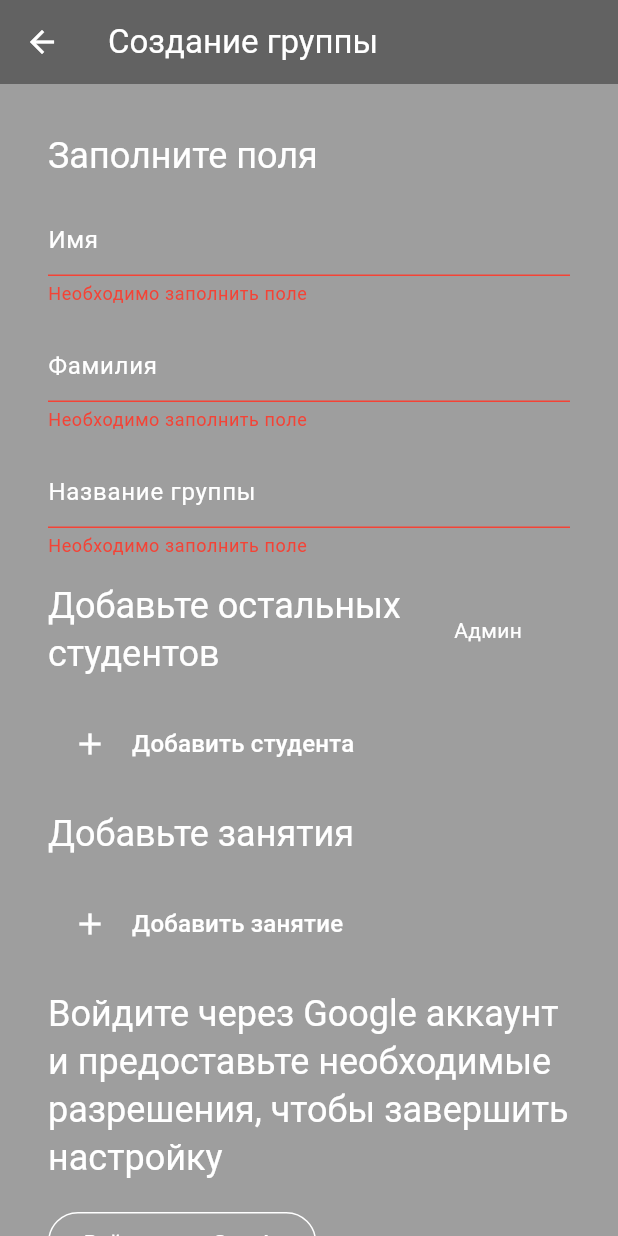
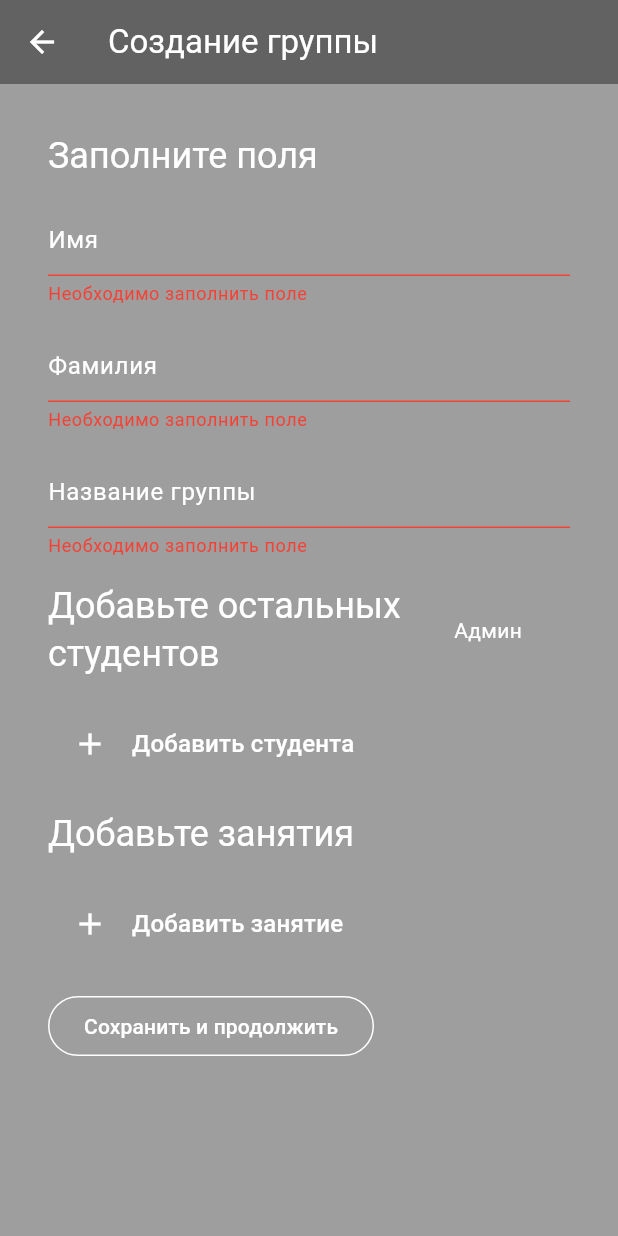
Before and after one commit to Glootea/test-actions, a Flutter app: the CreateGroupScreen screen opened by its route, on a phone screen of 412 x 824 dp. Run offline on Flutter 3.47's test engine with Material 3 defaults, Android fonts, the phone set to English and light mode, and no system bars; our stand-ins replace bloc, bloc_concurrency, connectivity_plus, drift, firebase_core, firebase_storage and 6 more; missing offline and left inert: encrypt, extension_google_sign_in_as_googleapis_auth, googleapis, gsheets, mobile_scanner; accounts and stored records are empty; generated files the repository leaves out were written again.

Commit message:
add: create drive sheet and write on createGroup button pressed fix: delete button in dated lesson todo: fill correct data in all fields, efficient fill of array

```diff
--- a/lib/data/database/tables.dart
+++ b/lib/data/database/tables.dart
@@ -38,4 +38,6 @@ class DatedLessons extends Table {
 class UserInfo extends Table {
   TextColumn get key => text()();
   TextColumn get value => text()();
+  @override
+  Set<Column> get primaryKey => {key};
 }
--- a/lib/data/user_database.dart
+++ b/lib/data/user_database.dart
@@ -4,10 +4,11 @@ class UserDataBase {
   final LocalDatabase _storage;
   String? _userName;
   String get getUserName => _userName!;
+  bool? _isAdmin;
+  bool get isAdmin => _isAdmin ?? false;
 
   UserDataBase._(this._storage);
-  static Future<UserDataBase> getConfiguredUserDataBase(
-      LocalDatabase storage) async {
+  static Future<UserDataBase> getConfiguredUserDataBase(LocalDatabase storage) async {
     final db = UserDataBase._(storage);
     final userName = await storage.getUserName();
     if (userName != null) {
@@ -18,6 +19,7 @@ class UserDataBase {
 
   void fillUser(String userName) {
     _storage.setUserName(userName);
+    _storage.isAdmin(userName).then((value) => _isAdmin = value);
   }
 
   bool get userExist => _userName?.isNotEmpty ?? false;
--- a/lib/entities/lesson.dart
+++ b/lib/entities/lesson.dart
@@ -15,12 +15,12 @@ final class LessonEntity {
 /// Used in settings menu
 final class LessonSettingEntity {
   final String name;
-  final LessonEntity? weeklyLesson;
-  final List<WeeklyLessonSettingEntity>? datedLessons;
+  final List<WeeklyLessonSettingEntity> weeklyLesson;
+  final List<DatedLessonSettingEntity> datedLessons;
   final bool useWeekly;
-  LessonSettingEntity(this.name, {this.weeklyLesson, this.datedLessons, this.useWeekly = true});
+  LessonSettingEntity(this.name, {this.weeklyLesson = const [], this.datedLessons = const [], this.useWeekly = true});
 
-  LessonSettingEntity copyWith({String? name, LessonEntity? weeklyLesson, List<WeeklyLessonSettingEntity>? datedLessons, bool? useWeekly}) {
+  LessonSettingEntity copyWith({String? name, List<WeeklyLessonSettingEntity>? weeklyLesson, List<DatedLessonSettingEntity>? datedLessons, bool? useWeekly}) {
     return LessonSettingEntity(name ?? this.name,
         weeklyLesson: weeklyLesson ?? this.weeklyLesson, datedLessons: datedLessons ?? this.datedLessons, useWeekly: useWeekly ?? this.useWeekly);
   }
@@ -42,14 +42,14 @@ abstract class TimeChooser extends StatefulWidget {
 }
 
 final class WeeklyLessonSettingEntity extends LessonTime {
-  final List<int> weekday;
-  WeeklyLessonSettingEntity(super.startTime, super.endTime, this.weekday);
+  final List<int> weekdays;
+  WeeklyLessonSettingEntity(super.startTime, super.endTime, this.weekdays);
   @override
-  WeeklyLessonSettingEntity copyWith({TimeOfDay? startTime, TimeOfDay? endTime, List<int>? weekday}) {
+  WeeklyLessonSettingEntity copyWith({TimeOfDay? startTime, TimeOfDay? endTime, List<int>? weekdays}) {
     return WeeklyLessonSettingEntity(
       startTime ?? super.startTime,
       endTime ?? super.endTime,
-      weekday ?? this.weekday,
+      weekdays ?? this.weekdays,
     );
   }
 }
--- a/lib/logic/events.dart
+++ b/lib/logic/events.dart
@@ -1,4 +1,5 @@
 import 'package:queue/data/database/local_database.dart';
+import 'package:queue/entities/lesson.dart';
 import 'package:queue/logic/states.dart';
 
 sealed class QueueEvent {}
@@ -20,8 +21,6 @@ class NoUserEvent extends QueueEvent {
   String? errorMessage;
   NoUserEvent([this.errorMessage]);
 }
-
-class CreateGroupEvent extends QueueEvent {}
 
 // --- main screen ---
 
@@ -64,12 +63,11 @@ class RegisterUserEvent extends QueueEvent {
 class CreateGroupIntentionEvent extends QueueEvent {}
 
 class RegisterGroupEvent extends QueueEvent {
-  final String? firstName;
-  final String? lastName;
-  final String? groupName;
-  final List<Lesson>? lessons;
-  final List<Student>? students;
+  final String firstName;
+  final String lastName;
+  final String groupName;
+  final List<LessonSettingEntity> lessons;
+  final List<Student> students;
 
-  RegisterGroupEvent(this.firstName, this.lastName, this.groupName,
-      this.lessons, this.students);
+  RegisterGroupEvent(this.firstName, this.lastName, this.groupName, this.lessons, this.students);
 }
--- a/lib/logic/states.dart
+++ b/lib/logic/states.dart
@@ -6,7 +6,7 @@ sealed class QueueState {}
 class UserUnAuthenticatedState extends QueueState {
   String? errorMessage;
   bool createGroupState;
-  UserUnAuthenticatedState(this.errorMessage, {this.createGroupState = false});
+  UserUnAuthenticatedState({this.errorMessage, this.createGroupState = false});
 }
 
 class LoadingState extends QueueState {}
@@ -18,8 +18,7 @@ class MainState extends QueueState {
   @override
   bool operator ==(Object other) {
     if (other is! MainState) return false;
-    final r = isAdmin == other.isAdmin &&
-        listEquals(todayLessons, other.todayLessons);
+    final r = isAdmin == other.isAdmin && listEquals(todayLessons, other.todayLessons);
     print(r);
     return r;
   }
--- a/lib/main.dart
+++ b/lib/main.dart
@@ -15,7 +15,7 @@ void main() async {
   WidgetsFlutterBinding.ensureInitialized();
   usePathUrlStrategy();
   try {
-    await Firebase.initializeApp(options: DefaultFirebaseOptions.currentPlatform, name: "queue");
+    await Firebase.initializeApp(options: DefaultFirebaseOptions.currentPlatform);
   } catch (e) {
     print(e.toString());
   }
--- a/lib/presentation/screens/create_group_screen.dart
+++ b/lib/presentation/screens/create_group_screen.dart
@@ -37,9 +37,8 @@ class _CreateGroupScreenState extends State<CreateGroupScreen> {
                 actions: [
                   OutlinedButton(
                       onPressed: () => context.pop(),
-                      child: Text(
+                      child: const Text(
                         "OK",
-                        style: Theme.of(context).textTheme.bodyMedium?.copyWith(color: Colors.black),
                       ))
                 ],
               )));
@@ -107,22 +106,20 @@ class _CreateGroupScreenState extends State<CreateGroupScreen> {
                 Text("Добавьте занятия", style: Theme.of(context).textTheme.headlineSmall),
                 const Gap(16),
                 InfoList<LessonSettingEntity>(lessons),
-                const Gap(16),
-                Text("Войдите через Google аккаунт и предоставьте необходимые разрешения, чтобы завершить настройку",
-                    style: Theme.of(context).textTheme.headlineSmall),
+                // const Gap(16),
+                // Text("", style: Theme.of(context).textTheme.headlineSmall),
                 const Gap(16),
                 OutlinedButton(
                     onPressed: () {
-                      // TODO: add validation and mapping lists
                       if ((firstName?.isEmpty ?? true) || (lastName?.isEmpty ?? true) || (groupName?.isEmpty ?? true) || students.isEmpty || lessons.isEmpty) {
                         errorMessage = "Необходимо заполнить все поля, добавить хотя бы одного студента и занятие";
                         setState(() {});
                       } else {
-                        context.read<QueueBloc>().add(RegisterGroupEvent(firstName, lastName, groupName, [], []));
+                        context.read<QueueBloc>().add(RegisterGroupEvent(firstName!, lastName!, groupName!, lessons, students));
                       }
                     },
                     child: const Text(
-                      "Войти через Google",
+                      "Сохранить и продолжить",
                       // style: Theme.of(context).textTheme.bodyMedium?.copyWith(color: Colors.black),
                     ))
               ],
--- a/lib/presentation/widgets/info_list/tiles/lesson_tile/weekly_tile.dart
+++ b/lib/presentation/widgets/info_list/tiles/lesson_tile/weekly_tile.dart
@@ -59,11 +59,11 @@ class _WeeklyLessonTileState extends State<WeeklyLessonTile> {
                                           textAlign: TextAlign.center,
                                         )))
                                     .toList(),
-                                selected: widget.weeklyLessons[widget.innerCount].weekday.toSet(),
+                                selected: widget.weeklyLessons[widget.innerCount].weekdays.toSet(),
                                 onSelectionChanged: (value) {
                                   setState(() {
                                     // widget.onWeekDayChanged(value);
-                                    widget.weeklyLessons[widget.innerCount] = widget.weeklyLessons[widget.innerCount].copyWith(weekday: value.toList());
+                                    widget.weeklyLessons[widget.innerCount] = widget.weeklyLessons[widget.innerCount].copyWith(weekdays: value.toList());
                                   });
                                   newSetState(() {});
                                 },
@@ -150,7 +150,7 @@ class _WeeklyLessonTileState extends State<WeeklyLessonTile> {
                     const Text('  •   '),
                     Expanded(
                       child: Text(
-                        widget.weeklyLessons[widget.innerCount].weekday.map((e) => weekdays[e]).toString().replaceAll('(', '').replaceAll(')', ''),
+                        widget.weeklyLessons[widget.innerCount].weekdays.map((e) => weekdays[e]).toString().replaceAll('(', '').replaceAll(')', ''),
                         overflow: TextOverflow.ellipsis,
                         textAlign: TextAlign.left,
                       ),
```
Also changed, not shown: lib/data/database/local_database.dart (+72 -103 lines), lib/data/online_database.dart (+68 -67 lines), lib/logic/bloc.dart (+46 -25 lines), lib/presentation/widgets/info_list/tiles/lesson_tile/dated_tile.dart (+23 -31 lines), lib/data/database/local_database.g.dart, 2 other files.
